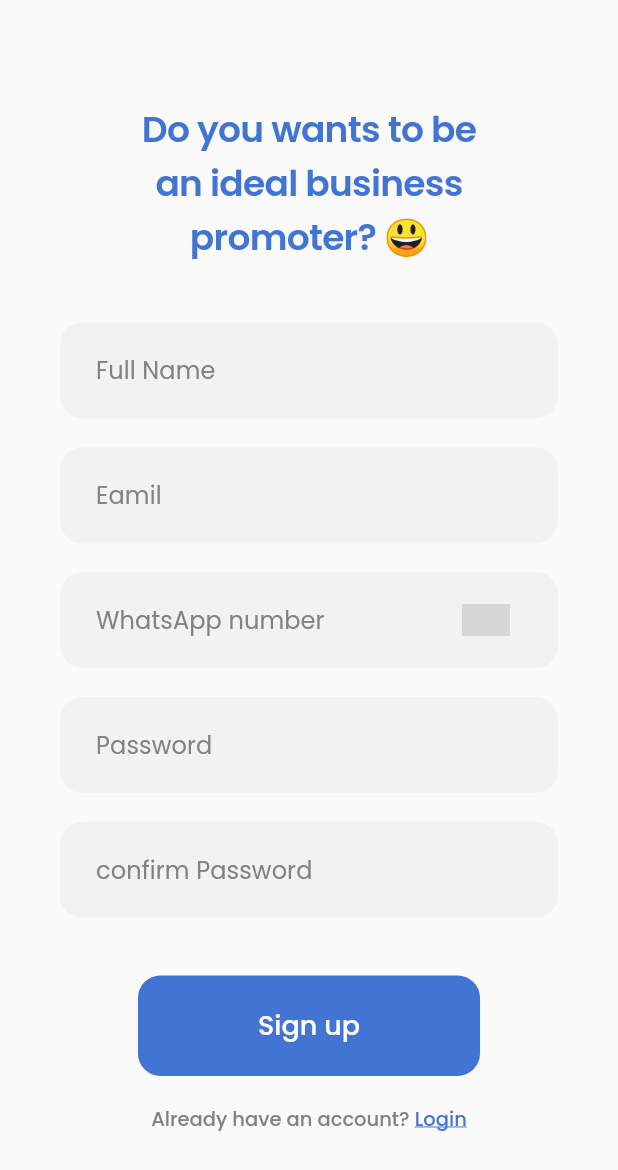
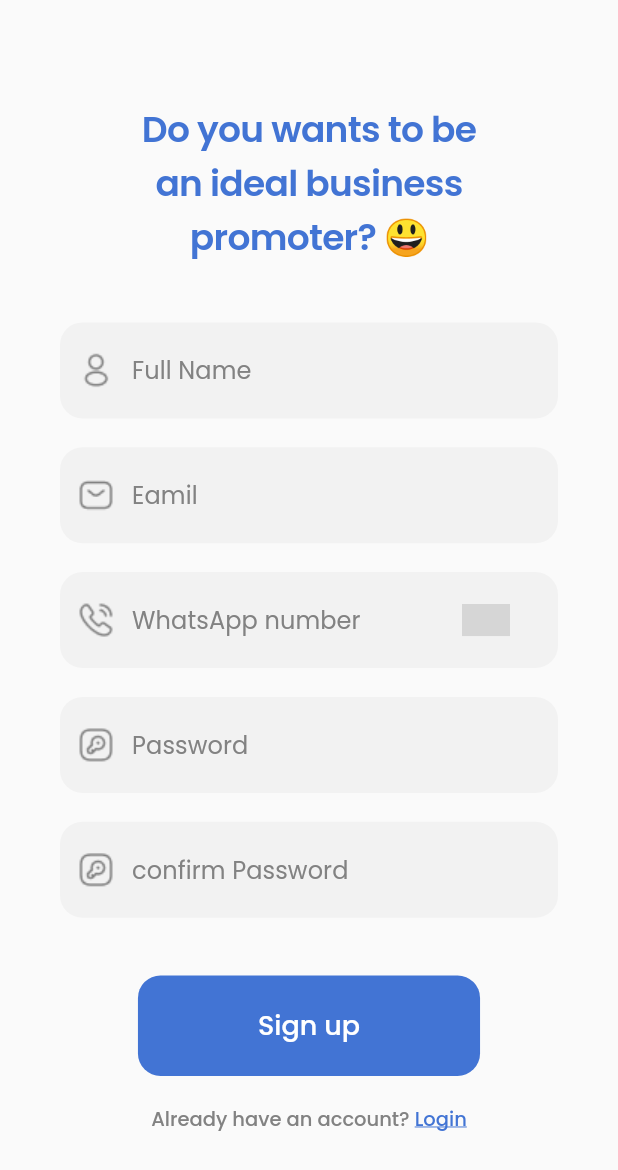
Before and after one commit to Irfan-kc/ideal_promoter, a Flutter app: the screen it shows after launch, on a phone screen of 412 x 824 dp. Shown: the top 1170 px of the screen. Run offline on Flutter 3.47's test engine with Material 2 defaults, Android fonts, the phone set to English and light mode, and no system bars; drawn by our look-alikes of country_code_picker; our stand-ins replace carousel_slider, fl_chart, percent_indicator; grey boxes are pictures that could not be loaded.

Commit message:
signup page design

```diff
--- a/lib/main.dart
+++ b/lib/main.dart
@@ -19,7 +19,7 @@ class MyApp extends StatelessWidget {
         fontFamily: 'Poppins',
         textTheme: Theme.of(context).textTheme.apply(fontFamily: 'Poppins'),
       ),
-      home: const SignUpPage(),
+      home: SignUpPage(),
     );
   }
 }
--- /dev/null
+++ b/lib/provider/signup_page/signup_page_provider.dart
@@ -0,0 +1,16 @@
+import 'package:flutter/cupertino.dart';
+
+class SignUpPageProvider extends ChangeNotifier {
+  String countryCode = '+91 ';
+
+  bool isFocused = false;
+
+  void setFocused(bool focused) {
+    isFocused = focused;
+    notifyListeners();
+  }
+
+  onRefresh() {
+    notifyListeners();
+  }
+}
--- a/lib/view/screen/home/sign_up_page/sign_up_page.dart
+++ b/lib/view/screen/home/sign_up_page/sign_up_page.dart
@@ -1,5 +1,8 @@
 import 'package:country_code_picker/country_code_picker.dart';
 import 'package:flutter/material.dart';
+import 'package:ideal_promoter/provider/signup_page/signup_page_provider.dart';
+import 'package:ideal_promoter/view/screen/home/bottom_nav_screen/home_screen/home_screen.dart';
+import 'package:provider/provider.dart';
 
 import '../../../../constant/text_style.dart';
 import '../../../widget/button/medium_button.dart';
@@ -7,12 +10,21 @@ import '../../../widget/custom_textfield.dart';
 import '../../login_page/widget/two_text_line.dart';
 
 class SignUpPage extends StatelessWidget {
-  const SignUpPage({super.key});
+  SignUpPage({super.key});
+
+  final FocusNode nameFocus = FocusNode();
+  final FocusNode emailFocus = FocusNode();
+  final FocusNode numberFocus = FocusNode();
+  final FocusNode passwordFocus = FocusNode();
+  final FocusNode confirmFocus = FocusNode();
 
   @override
   Widget build(BuildContext context) {
     return Scaffold(
-        body: SingleChildScrollView(
+        body: ChangeNotifierProvider(
+      create: (context) => SignUpPageProvider(),
+      child: Consumer<SignUpPageProvider>(builder: (context, provider, _) {
+        return SingleChildScrollView(
           child: SizedBox(
             height: MediaQuery.of(context).size.height,
             child: Padding(
@@ -35,40 +47,69 @@ class SignUpPage extends StatelessWidget {
                     value: '',
                     padding: const EdgeInsets.only(left: 20, right: 20),
                     hintText: 'Full Name',
+                    focusNode: nameFocus,
                     keyboardType: TextInputType.emailAddress,
-                onFieldSubmitted: (value) {},
-                // prefix: Image.asset(
-                //   'assets/icons/profile.png',
-                //   height: 14,
-                //   width: 14,
-                // )
+                    onFieldSubmitted: (value) {
+                      FocusScope.of(context).requestFocus(emailFocus);
+                    },
+                    onTap: () {
+                      provider.onRefresh();
+                    },
+                    prefix: Image.asset(
+                      'assets/icons/profile.png',
+                      height: 14,
+                      width: 14,
                     ),
-              const Spacer(),
-              const CustomTextField(
-                value: '',
-                padding: EdgeInsets.only(left: 20, right: 20),
-                hintText: 'Eamil',
-                // prefix: Image.asset(
-                //   'assets/icons/sms.png',
-                //   height: 14,
-                //   width: 14,
-                // )
                   ),
                   const Spacer(),
                   CustomTextField(
                       value: '',
                       padding: const EdgeInsets.only(left: 20, right: 20),
+                      hintText: 'Eamil',
+                      focusNode: emailFocus,
+                      keyboardType: TextInputType.emailAddress,
+                      onFieldSubmitted: (value) {
+                        FocusScope.of(context).requestFocus(numberFocus);
+                        provider.onRefresh();
+                      },
+                      onTap: () {
+                        provider.onRefresh();
+                      },
+                      prefix: Image.asset(
+                        'assets/icons/sms.png',
+                        height: 14,
+                        width: 14,
+                      )),
+                  const Spacer(),
+                  CustomTextField(
+                    value: '',
+                    padding: const EdgeInsets.only(left: 20, right: 20),
                     hintText: 'WhatsApp number',
-                // prefix: Image.asset(
-                //   'assets/icons/call-calling.png',
-                //   height: 14,
-                //   width: 14,
-                // ),
+                    focusNode: numberFocus,
+                    keyboardType: TextInputType.number,
+                    onFieldSubmitted: (value) {
+                      FocusScope.of(context).requestFocus(passwordFocus);
+                      provider.onRefresh();
+                    },
+                    onTap: () {
+                      provider.onRefresh();
+                    },
+                    // prefixText:
+                    // numberFocus.hasFocus ? provider.countryCode : null,
+                    prefix: numberFocus.hasFocus
+                        ? SizedBox(
+                            width: 40,
+                            child: Center(child: Text(provider.countryCode)))
+                        : Image.asset(
+                            'assets/icons/call-calling.png',
+                            height: 14,
+                            width: 14,
+                          ),
                     suffix: CountryCodePicker(
                       enabled: true,
                       onChanged: (c) {
-                    print(c.dialCode);
-                    print(c.code);
+                        provider.countryCode = c.dialCode.toString();
+                        provider.onRefresh();
                       },
                       initialSelection: 'IN',
                       favorite: const ['+91'],
@@ -78,35 +119,43 @@ class SignUpPage extends StatelessWidget {
                   ),
 
                   const Spacer(),
-              const CustomTextField(
+                  CustomTextField(
                       value: '',
-                padding: EdgeInsets.only(left: 20, right: 20),
+                      padding: const EdgeInsets.only(left: 20, right: 20),
                       hintText: 'Password',
-                // prefix: Image.asset(
-                //   'assets/icons/key-square.png',
-                //   height: 14,
-                //   width: 14,
-                // )
-              ),
+                      focusNode: passwordFocus,
+                      isPassword: true,
+                      onFieldSubmitted: (value) {
+                        FocusScope.of(context).requestFocus(confirmFocus);
+                      },
+                      onTap: () {
+                        provider.onRefresh();
+                      },
+                      prefix: Image.asset(
+                        'assets/icons/key-square.png',
+                        height: 14,
+                        width: 14,
+                      )),
                   const Spacer(),
-              const CustomTextField(
+                  CustomTextField(
                       value: '',
-                padding: EdgeInsets.only(left: 20, right: 20),
+                      padding: const EdgeInsets.only(left: 20, right: 20),
                       hintText: 'confirm Password',
-                // prefix: Image.asset(
-                //   'assets/icons/key-square.png',
-                //   height: 14,
-                //   width: 14,
-                // )
-              ),
+                      focusNode: confirmFocus,
+                      isPassword: true,
+                      prefix: Image.asset(
+                        'assets/icons/key-square.png',
+                        height: 14,
+                        width: 14,
+                      )),
 
                   const Spacer(),
                   const Spacer(),
                   MediumButton(
                     onTap: () {},
                     text: 'Sign up',
-                padding:
-                    const EdgeInsets.symmetric(horizontal: 80, vertical: 20),
+                    padding: const EdgeInsets.symmetric(
+                        horizontal: 80, vertical: 20),
                   ),
                   const Spacer(),
                   Row(
@@ -119,7 +168,7 @@ class SignUpPage extends StatelessWidget {
                           Navigator.push(
                               context,
                               MaterialPageRoute(
-                              builder: (_) => const SignUpPage()));
+                                  builder: (_) => const HomeScreen()));
                         },
                       ),
                     ],
@@ -130,6 +179,8 @@ class SignUpPage extends StatelessWidget {
               ),
             ),
           ),
+        );
+      }),
     ));
   }
 }
--- a/lib/view/screen/login_page/login_page.dart
+++ b/lib/view/screen/login_page/login_page.dart
@@ -84,7 +84,7 @@ class LoginPage extends StatelessWidget {
                   scndText: 'Signup',
                   onTap: () {
                     Navigator.push(context,
-                        MaterialPageRoute(builder: (_) => const SignUpPage()));
+                        MaterialPageRoute(builder: (_) => SignUpPage()));
                   },
                 ),
               ],
--- a/lib/view/widget/custom_textfield.dart
+++ b/lib/view/widget/custom_textfield.dart
@@ -1,4 +1,5 @@
 import 'package:flutter/material.dart';
+import 'package:ideal_promoter/constant/const_color.dart';
 import 'package:ideal_promoter/view/widget/height_and_width.dart';
 
 class CustomTextField extends StatefulWidget {
@@ -13,6 +14,7 @@ class CustomTextField extends StatefulWidget {
   final EdgeInsetsGeometry? padding;
   final FocusNode? focusNode;
   final void Function(String value)? onFieldSubmitted;
+  final void Function()? onTap;
 
   const CustomTextField({
     super.key,
@@ -27,6 +29,7 @@ class CustomTextField extends StatefulWidget {
     this.onFieldSubmitted,
     this.suffix,
     required this.value,
+    this.onTap,
   });
 
   @override
@@ -62,11 +65,15 @@ class _CustomTextFieldState extends State<CustomTextField> {
         decoration: InputDecoration(
           prefixIcon: widget.prefix,
           suffixIcon: widget.suffix,
+          prefixStyle: const TextStyle(
+              fontSize: 15,
+              fontWeight: FontWeight.w500,
+              color: AppColors.textSecondary),
           border: OutlineInputBorder(
             borderRadius: BorderRadius.circular(15),
             borderSide: BorderSide.none,
           ),
-          prefix: const KWidth(12),
+          // prefix: const KWidth(12),
           fillColor: const Color(0xFFF2F2F2),
           filled: true,
           hintText: widget.hintText,
@@ -82,6 +89,7 @@ class _CustomTextFieldState extends State<CustomTextField> {
         keyboardType: widget.keyboardType,
         focusNode: widget.focusNode,
         onFieldSubmitted: widget.onFieldSubmitted,
+        onTap: widget.onTap,
       ),
     );
   }
```
Also changed, not shown: assets/icons/call-calling.png (added), assets/icons/key-square.png (added), assets/icons/profile.png (added), assets/icons/sms.png (added). Lines whose indentation alone changed are shown as unchanged.
